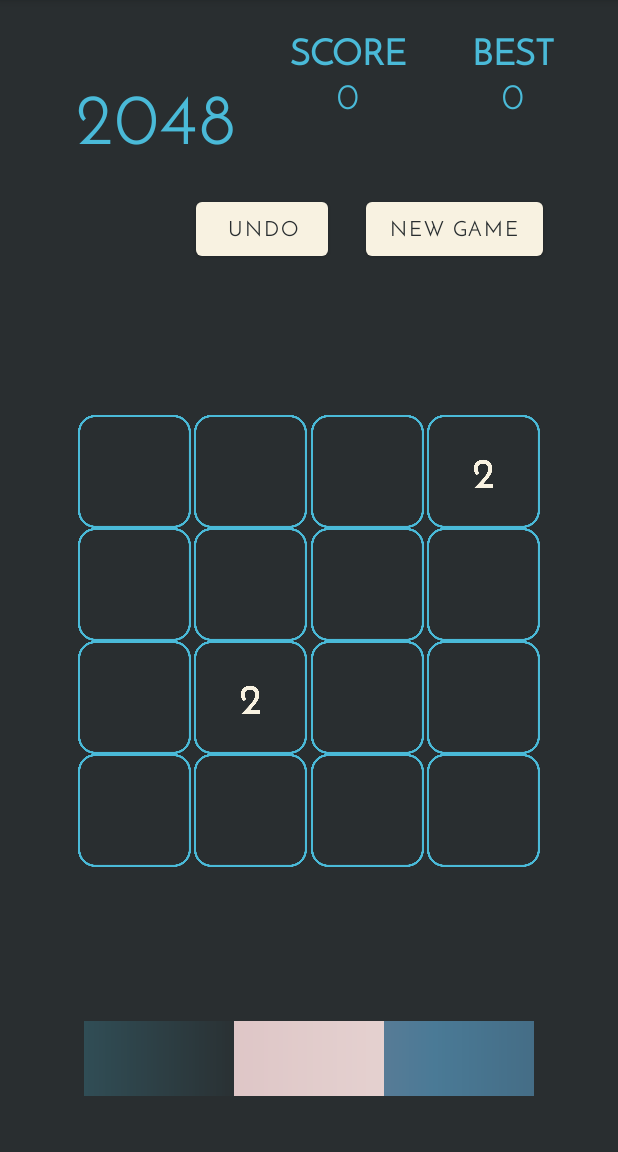
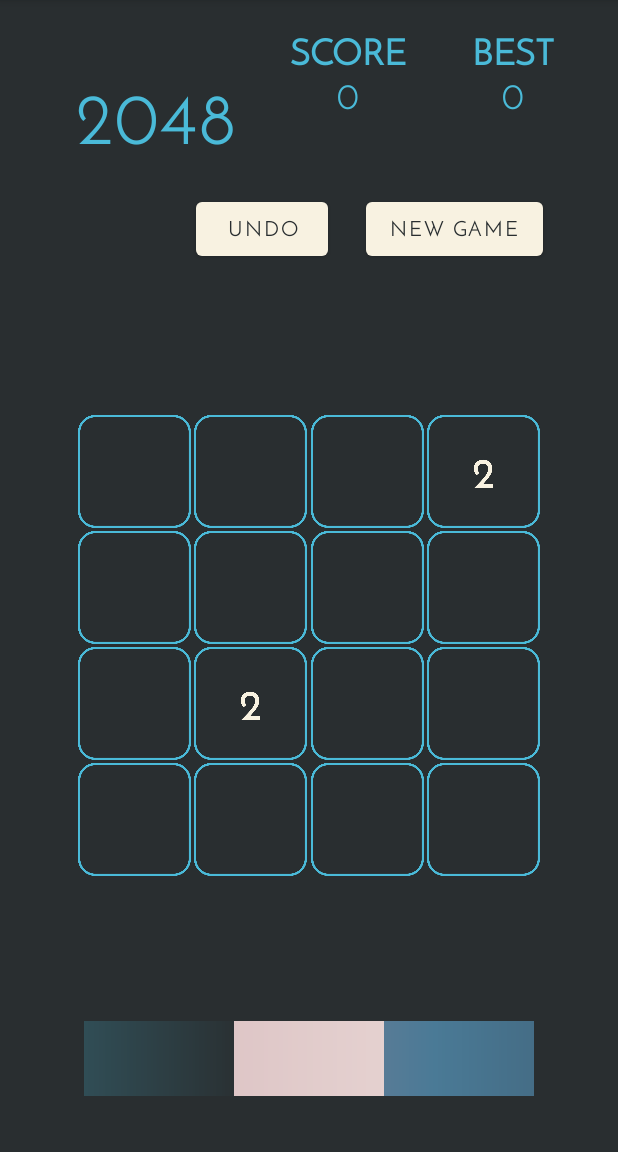
Before and after one commit to lunachtic/Jogo2048, an Android app: the screen it shows after launch (MainActivity), on a phone screen of 412 x 824 dp, the part 84-1236 px from its top. Run offline under Robolectric (Android 15) with nearby library versions, the phone set to English and light mode, and no system bars.

Commit message:
Margem vertical entre botões

```diff
--- a/app/src/main/res/layout/activity_main.xml
+++ b/app/src/main/res/layout/activity_main.xml
@@ -70,6 +70,7 @@
             android:id="@+id/img10"
             android:layout_width="75dp"
             android:layout_height="75dp"
+            android:layout_marginTop="2dp"
             app:layout_constraintEnd_toStartOf="@+id/img11"
             app:layout_constraintStart_toStartOf="parent"
             app:layout_constraintTop_toBottomOf="@+id/img00" />
@@ -78,6 +79,7 @@
             android:id="@+id/img11"
             android:layout_width="75dp"
             android:layout_height="75dp"
+            android:layout_marginTop="2dp"
             app:layout_constraintEnd_toStartOf="@+id/img12"
             app:layout_constraintStart_toEndOf="@+id/img10"
             app:layout_constraintTop_toBottomOf="@+id/img01" />
@@ -86,6 +88,7 @@
             android:id="@+id/img12"
             android:layout_width="75dp"
             android:layout_height="75dp"
+            android:layout_marginTop="2dp"
             app:layout_constraintEnd_toStartOf="@+id/img13"
             app:layout_constraintStart_toEndOf="@+id/img11"
             app:layout_constraintTop_toBottomOf="@+id/img02" />
@@ -94,6 +97,7 @@
             android:id="@+id/img13"
             android:layout_width="75dp"
             android:layout_height="75dp"
+            android:layout_marginTop="2dp"
             app:layout_constraintEnd_toEndOf="parent"
             app:layout_constraintStart_toEndOf="@+id/img12"
             app:layout_constraintTop_toBottomOf="@+id/img03" />
@@ -102,6 +106,7 @@
             android:id="@+id/img20"
             android:layout_width="75dp"
             android:layout_height="75dp"
+            android:layout_marginTop="2dp"
             app:layout_constraintEnd_toStartOf="@+id/img21"
             app:layout_constraintStart_toStartOf="parent"
             app:layout_constraintTop_toBottomOf="@+id/img10" />
@@ -110,6 +115,7 @@
             android:id="@+id/img21"
             android:layout_width="75dp"
             android:layout_height="75dp"
+            android:layout_marginTop="2dp"
             app:layout_constraintEnd_toStartOf="@+id/img22"
             app:layout_constraintStart_toEndOf="@+id/img20"
             app:layout_constraintTop_toBottomOf="@+id/img11" />
@@ -118,6 +124,7 @@
             android:id="@+id/img22"
             android:layout_width="75dp"
             android:layout_height="75dp"
+            android:layout_marginTop="2dp"
             app:layout_constraintEnd_toStartOf="@+id/img23"
             app:layout_constraintStart_toEndOf="@+id/img21"
             app:layout_constraintTop_toBottomOf="@+id/img12" />
@@ -126,6 +133,7 @@
             android:id="@+id/img23"
             android:layout_width="75dp"
             android:layout_height="75dp"
+            android:layout_marginTop="2dp"
             app:layout_constraintEnd_toEndOf="parent"
             app:layout_constraintStart_toEndOf="@+id/img22"
             app:layout_constraintTop_toBottomOf="@+id/img13" />
@@ -134,6 +142,7 @@
             android:id="@+id/img30"
             android:layout_width="75dp"
             android:layout_height="75dp"
+            android:layout_marginTop="2dp"
             app:layout_constraintEnd_toStartOf="@+id/img31"
             app:layout_constraintStart_toStartOf="parent"
             app:layout_constraintTop_toBottomOf="@+id/img20" />
@@ -142,6 +151,7 @@
             android:id="@+id/img31"
             android:layout_width="75dp"
             android:layout_height="75dp"
+            android:layout_marginTop="2dp"
             app:layout_constraintEnd_toStartOf="@+id/img32"
             app:layout_constraintStart_toEndOf="@+id/img30"
             app:layout_constraintTop_toBottomOf="@+id/img21" />
@@ -150,6 +160,7 @@
             android:id="@+id/img32"
             android:layout_width="75dp"
             android:layout_height="75dp"
+            android:layout_marginTop="2dp"
             app:layout_constraintEnd_toStartOf="@+id/img33"
             app:layout_constraintStart_toEndOf="@+id/img31"
             app:layout_constraintTop_toBottomOf="@+id/img22" />
@@ -158,6 +169,7 @@
             android:id="@+id/img33"
             android:layout_width="75dp"
             android:layout_height="75dp"
+            android:layout_marginTop="2dp"
             app:layout_constraintEnd_toEndOf="parent"
             app:layout_constraintStart_toEndOf="@+id/img32"
             app:layout_constraintTop_toBottomOf="@+id/img23" />
```
